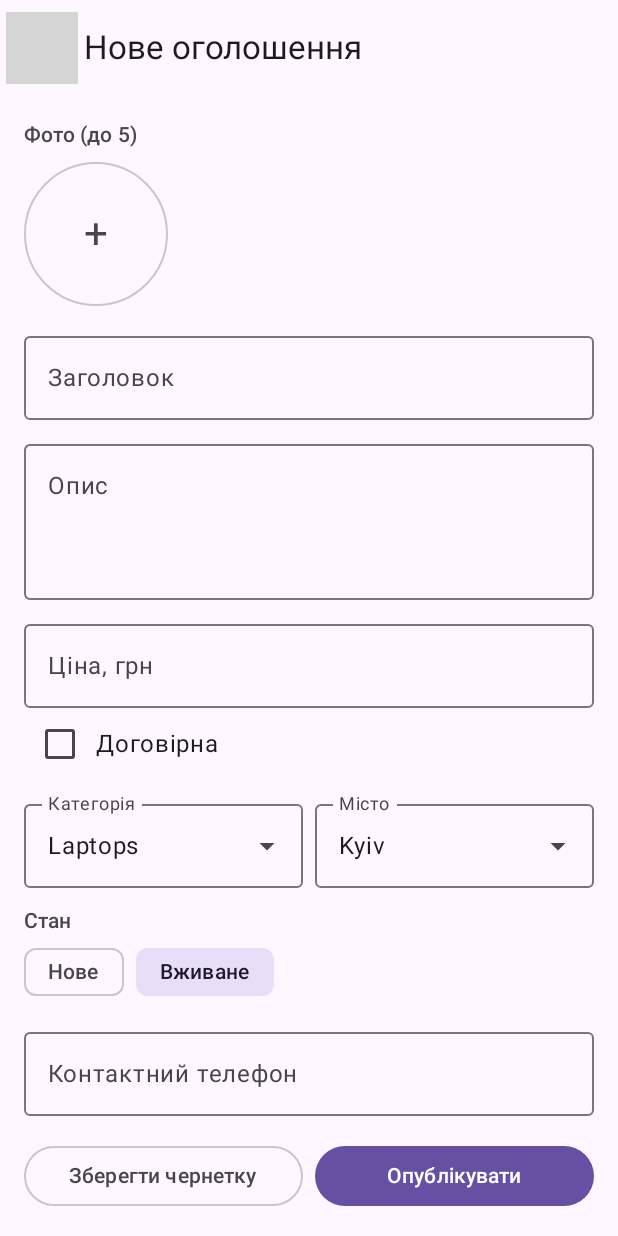
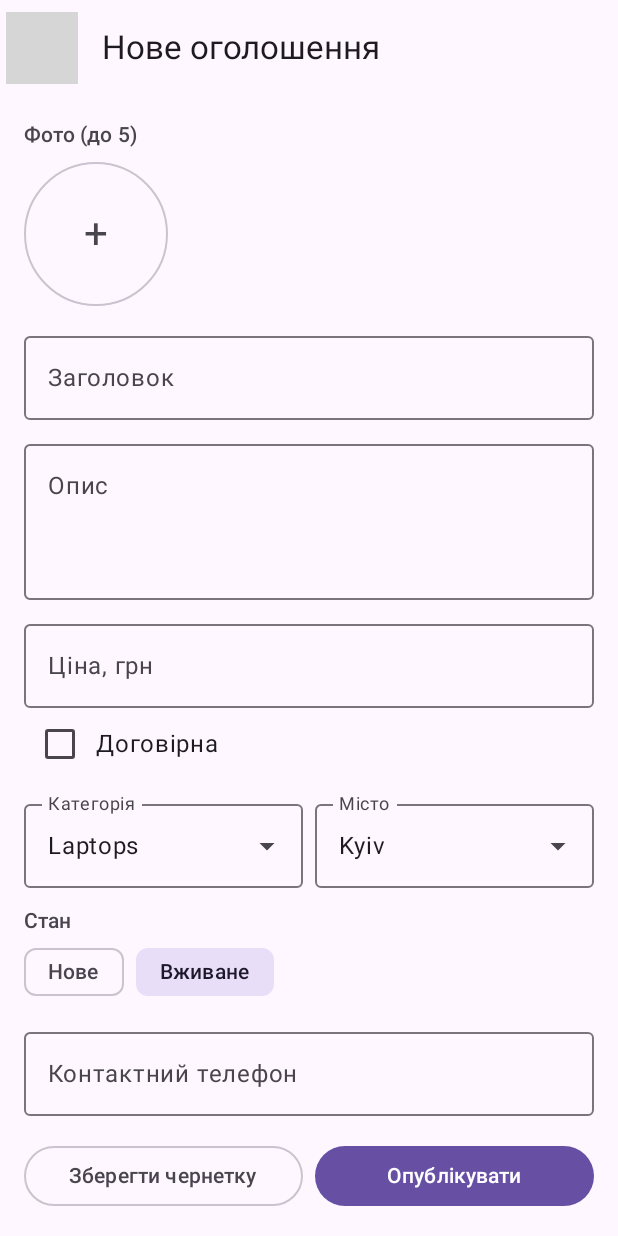
Before and after one commit to sstr-okkt/ad-board-app, an Android app built with Jetpack Compose: the @Preview function AdEditContentPreview, on a phone screen of 412 x 824 dp. Run offline under Robolectric (Android 15) with nearby library versions, the phone set to English and light mode, and no system bars; pictures from the network do not load; 3 statements that could not run were skipped; grey boxes are pictures that could not be loaded.

Commit message:
fix: align screen titles after back buttons

```diff
--- a/app/src/main/java/com/example/adboardapp/ui/AdEditScreen.kt
+++ b/app/src/main/java/com/example/adboardapp/ui/AdEditScreen.kt
@@ -190,9 +190,10 @@ fun AdEditContent(
             TopAppBar(
                 title = {
                     Text(
-                        stringResource(
+                        text = stringResource(
                             if (state.isNew) R.string.new_ad else R.string.edit_ad
-                        )
+                        ),
+                        modifier = Modifier.padding(start = 12.dp)
                     )
                 },
                 navigationIcon = {
```
